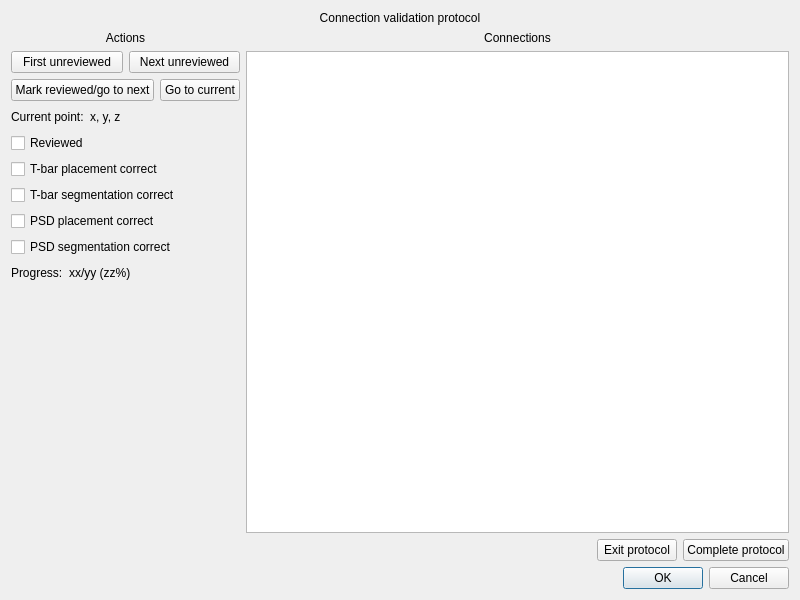
First picture: the form in neurolabi/gui/protocols/connectionvalidationprotocol.ui, repository janelia-flyem/NeuTu, before the edit.
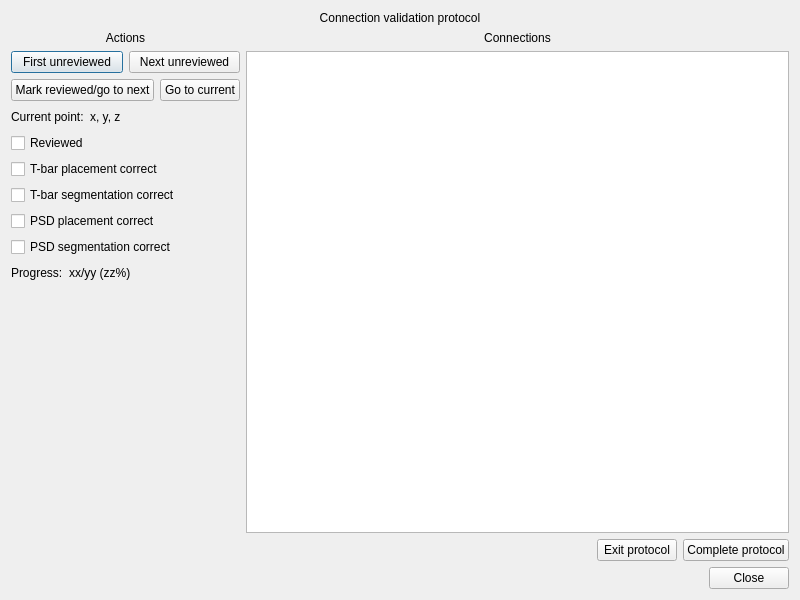
Second picture: the form after the edit.

Commit message: adjusted buttons

```diff
--- a/neurolabi/gui/protocols/connectionvalidationprotocol.ui
+++ b/neurolabi/gui/protocols/connectionvalidationprotocol.ui
@@ -252,7 +252,7 @@
       <enum>Qt::Horizontal</enum>
      </property>
      <property name="standardButtons">
-      <set>QDialogButtonBox::Cancel|QDialogButtonBox::Ok</set>
+      <set>QDialogButtonBox::Close</set>
      </property>
     </widget>
    </item>
```
